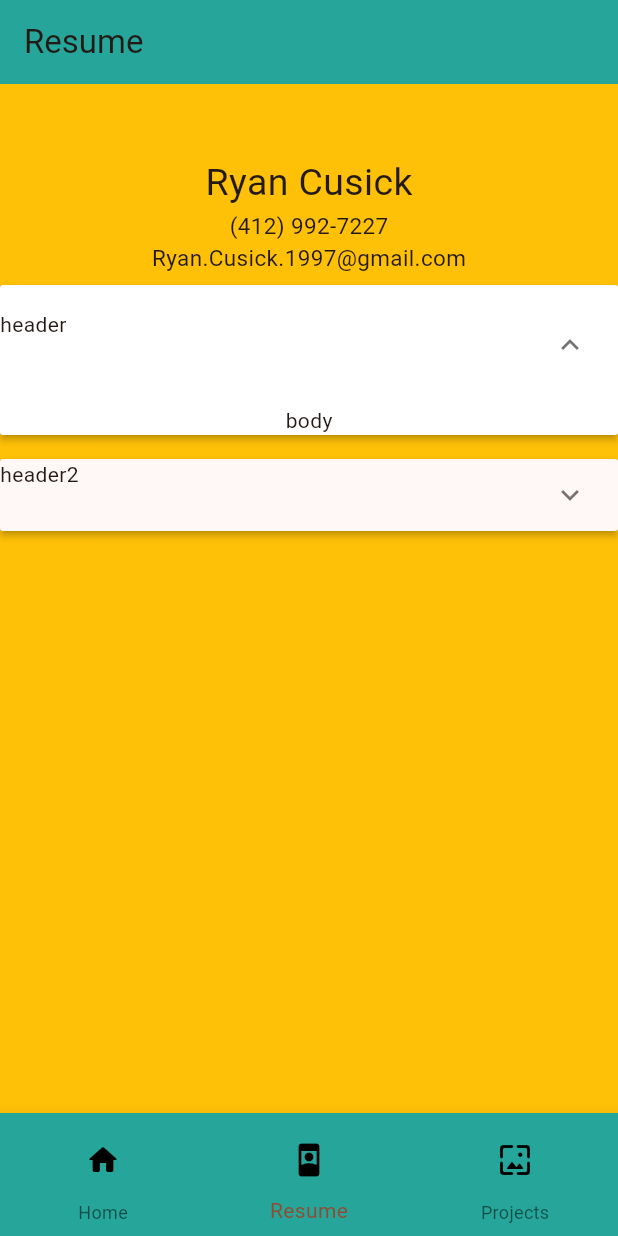
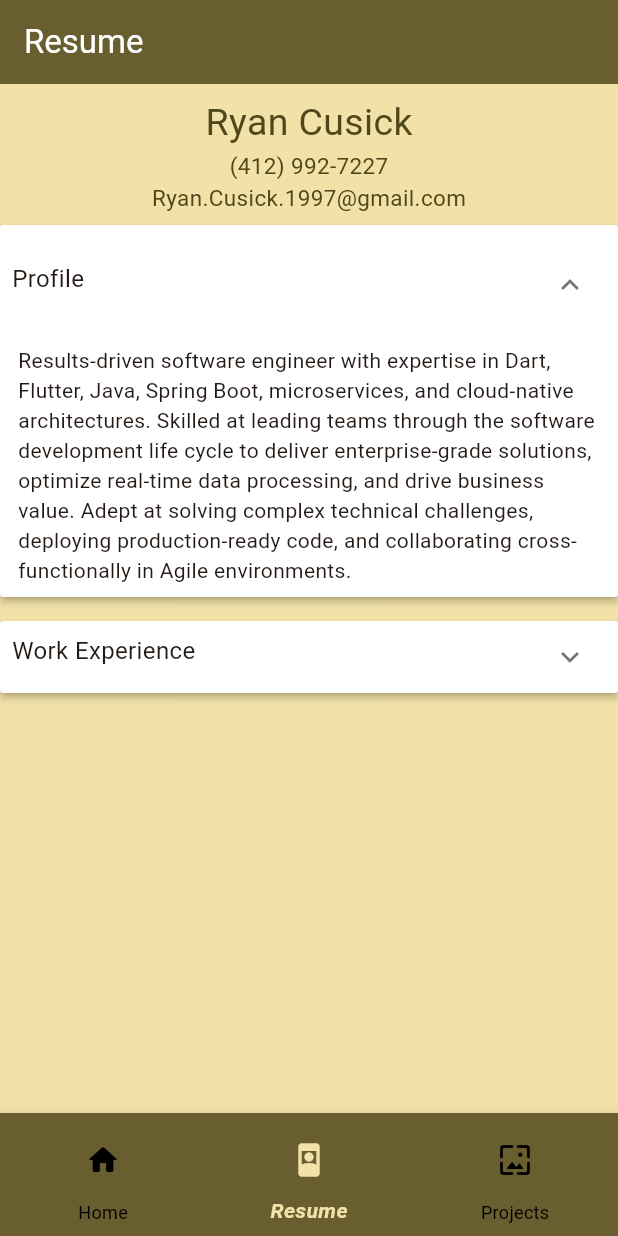
Before and after one commit to Cusick1/portfolio, a Flutter app: the screen it shows after launch, item 2 of the bottom bar chosen, on a phone screen of 412 x 824 dp. Run offline on Flutter 3.47's test engine with Material 3 defaults, Android fonts, the phone set to English and light mode, and no system bars.

Commit message:
updated colors to use theme and added constants file with rough ideas

```diff
--- /dev/null
+++ b/lib/constants.dart
@@ -0,0 +1,8 @@
+class Constants {
+  static const String summary =
+      'Hello! Thanks for taking the time to go through my portfolio application. Here\'s a little about me.\nI\'m a software developer that has had the pleasure of working on the Flagship Mobile Application at Nationwide Insurance for almost 6 years. Since starting my career here at Nationwide I have been promoted into a Sr. Software Engineer role. With that role has come opportunities for me to grow my leadership skills, and my expertise as a full-stack developer.\nI love hiking, camping, and playing golf in my free time. My wife Liz and I are busy people, but we\'re always looking for our next adventure. Thanks for reading and click around to check out the app I made and find out more about me.';
+  static const String linkedInLink = 'https://www.linkedIn.com/ryancusick';
+  static const String gitHubLink = 'https://www.github.com/ryan';
+  static const String resumeProfile =
+      'Results-driven software engineer with expertise in Dart, Flutter, Java, Spring Boot, microservices, and cloud-native architectures. Skilled at leading teams through the software development life cycle to deliver enterprise-grade solutions, optimize real-time data processing, and drive business value. Adept at solving complex technical challenges, deploying production-ready code, and collaborating cross-functionally in Agile environments.';
+}
--- a/lib/presentation/about_page.dart
+++ b/lib/presentation/about_page.dart
@@ -1,4 +1,5 @@
 import 'package:flutter/material.dart';
+import 'package:portfolio/constants.dart';
 import 'package:portfolio/presentation/widgets/contact_info.dart';
 
 class About extends StatelessWidget {
@@ -6,23 +7,38 @@ class About extends StatelessWidget {
 
   @override
   Widget build(BuildContext context) {
+    final ThemeData theme = Theme.of(context);
+    final ColorScheme colorScheme = theme.colorScheme;
     return Scaffold(
-      backgroundColor: Colors.blue,
-      body: Center(
-        child: Column(
+      backgroundColor: colorScheme.tertiaryContainer,
+      body: Column(
         children: [
+          SizedBox(height: 12),
           Padding(padding: const EdgeInsets.all(8.0), child: ContactInfo()),
           Padding(
-              padding: const EdgeInsets.all(8.0),
-              child: Text('Summary', style: TextStyle(fontSize: 12)),
+            padding: const EdgeInsets.all(16.0),
+            child: Text(
+              Constants.summary,
+              style: TextStyle(fontSize: 15, color: Colors.black),
+            ),
           ),
           Padding(
             padding: const EdgeInsets.all(8.0),
-              child: Column(children: [Text('link1'), Text('link2')]),
+            child: Column(
+              children: [
+                Text(
+                  Constants.linkedInLink,
+                  style: TextStyle(color: Colors.black),
+                ),
+                Text(
+                  Constants.gitHubLink,
+                  style: TextStyle(color: Colors.black),
                 ),
               ],
             ),
           ),
+        ],
+      ),
     );
   }
 }
--- a/lib/presentation/home_page.dart
+++ b/lib/presentation/home_page.dart
@@ -11,7 +11,8 @@ class MyHomePage extends StatefulWidget {
 }
 
 class _MyHomePageState extends State<MyHomePage> {
-  int _currentIndex = 0;
+  //TODO: If we need to set state to refresh resume page make sure this index remains it's current value
+  late int _currentIndex;
 
   void _onNavigationItemTapped(int index) {
     setState(() {
@@ -24,7 +25,13 @@ class _MyHomePageState extends State<MyHomePage> {
 
     for (int i = 0; i < titles.length; i++) {
       list.add(
-        AppBar(backgroundColor: Colors.teal[400], title: Text(titles[i])),
+        AppBar(
+          backgroundColor: Theme.of(context).colorScheme.tertiary,
+          title: Text(
+            titles[i],
+            style: TextStyle(color: Theme.of(context).colorScheme.onTertiary),
+          ),
+        ),
       );
     }
 
@@ -34,18 +41,31 @@ class _MyHomePageState extends State<MyHomePage> {
   final List<Widget> _pages = [About(), Resume(), Projects()];
 
   @override
+  void initState() {
+    super.initState();
+    _currentIndex = 0;
+  }
+
+  @override
   Widget build(BuildContext context) {
+    final ThemeData theme = Theme.of(context);
+    final ColorScheme colorScheme = theme.colorScheme;
     List<AppBar> appBars = _createAppBars(['About', 'Resume', 'Projects']);
     return Scaffold(
       appBar: appBars[_currentIndex],
       body: _pages[_currentIndex],
       bottomNavigationBar: BottomNavigationBar(
         currentIndex: _currentIndex,
-        backgroundColor: Colors.teal[400],
+        backgroundColor: colorScheme.tertiary,
+        selectedItemColor: colorScheme.tertiaryContainer,
+        selectedLabelStyle: TextStyle(
+          fontStyle: FontStyle.italic,
+          fontWeight: FontWeight.bold,
+        ),
+        unselectedItemColor: Colors.black,
         items: [
           BottomNavigationBarItem(
             icon: IconButton(
-              color: Colors.black,
               icon: const Icon(Icons.home_rounded),
               onPressed: () {
                 _onNavigationItemTapped(0);
@@ -54,18 +74,20 @@ class _MyHomePageState extends State<MyHomePage> {
             label: 'Home',
           ),
           BottomNavigationBarItem(
-            icon: IconButton(
-              color: Colors.black,
-              icon: const Icon(Icons.remember_me_rounded),
-              onPressed: () {
-                _onNavigationItemTapped(1);
-              },
+            icon: Column(
+              children: [
+                IconButton(
+                  icon: const Icon(Icons.remember_me_rounded),
+                  onPressed: () {
+                    _onNavigationItemTapped(1);
+                  },
+                ),
+              ],
             ),
             label: 'Resume',
           ),
           BottomNavigationBarItem(
             icon: IconButton(
-              color: Colors.black,
               icon: const Icon(Icons.now_wallpaper_rounded),
               onPressed: () {
                 _onNavigationItemTapped(2);
--- a/lib/presentation/projects_page.dart
+++ b/lib/presentation/projects_page.dart
@@ -6,8 +6,10 @@ class Projects extends StatelessWidget {
 
   @override
   Widget build(BuildContext context) {
+    final ThemeData theme = Theme.of(context);
+    final ColorScheme colorScheme = theme.colorScheme;
     return Scaffold(
-      backgroundColor: Colors.deepPurpleAccent,
+      backgroundColor: colorScheme.tertiaryContainer,
       body: Center(
         child: Column(
           children: [
--- a/lib/presentation/resume_page.dart
+++ b/lib/presentation/resume_page.dart
@@ -1,15 +1,19 @@
 import 'package:flutter/material.dart';
+import 'package:portfolio/constants.dart';
 import 'package:portfolio/presentation/widgets/contact_info.dart';
 import 'package:portfolio/presentation/widgets/expansion_pannels.dart';
 import 'package:portfolio/presentation/widgets/pannel_content.dart';
 
+//TODO: FIgure out what I need to do to make this page update when I save/hot reload
 class Resume extends StatelessWidget {
   const Resume({super.key});
 
   @override
   Widget build(BuildContext context) {
+    final ThemeData theme = Theme.of(context);
+    final ColorScheme colorScheme = theme.colorScheme;
     return Scaffold(
-      backgroundColor: Colors.amber,
+      backgroundColor: colorScheme.tertiaryContainer,
       body: Center(
         child: Column(
           children: [
@@ -18,17 +22,41 @@ class Resume extends StatelessWidget {
             ExpansionPannels(
               content: [
                 PannelContent(
-                  header: Text('header'),
-                  body: Text('body'),
+                  header: Padding(
+                    padding: const EdgeInsets.fromLTRB(8.0, 8.0, 0.0, 0.0),
+                    child: Text('Profile', style: TextStyle(fontSize: 16)),
+                  ),
+                  body: Padding(
+                    padding: const EdgeInsets.fromLTRB(12.0, 0.0, 12.0, 8.0),
+                    child: Text(Constants.resumeProfile),
+                  ),
                   isExpanded: true,
-                  backgroundColor: Colors.blue,
+                  backgroundColor: colorScheme.onPrimary,
                 ),
                 PannelContent(
-                  header: Text('header2'),
-                  body: Text('body2'),
+                  header: Padding(
+                    padding: const EdgeInsets.fromLTRB(8.0, 8.0, 0.0, 0.0),
+                    child: Text(
+                      'Work Experience',
+                      style: TextStyle(fontSize: 16),
+                    ),
+                  ),
+                  body: Padding(
+                    padding: const EdgeInsets.all(8.0),
+                    child: Column(
+                      children: [
+                        Text(
+                          'Nationwide Insurance Mutal Company\nFlagship Mobile & Backend Applications',
+                        ),
+                        Text('Software Engineer II => March 2020 - Present'),
+                      ],
+                    ),
+                  ),
                   isExpanded: false,
+                  backgroundColor: colorScheme.onPrimary,
                 ),
               ],
+              expandedColor: colorScheme.onPrimary,
             ),
           ],
         ),
--- a/lib/presentation/widgets/contact_info.dart
+++ b/lib/presentation/widgets/contact_info.dart
@@ -5,13 +5,32 @@ class ContactInfo extends StatelessWidget {
 
   @override
   Widget build(BuildContext context) {
+    final ThemeData theme = Theme.of(context);
+    final ColorScheme colorScheme = theme.colorScheme;
     return Column(
       key: const Key('contact_info'),
       children: [
-        SizedBox(height: 40),
-        Text('Ryan Cusick', style: TextStyle(fontSize: 25)),
-        Text('(412) 992-7227', style: TextStyle(fontSize: 15)),
-        Text('Ryan.Cusick.1997@gmail.com', style: TextStyle(fontSize: 15)),
+        Text(
+          'Ryan Cusick',
+          style: TextStyle(
+            fontSize: 25,
+            color: colorScheme.onTertiaryContainer,
+          ),
+        ),
+        Text(
+          '(412) 992-7227',
+          style: TextStyle(
+            fontSize: 15,
+            color: colorScheme.onTertiaryContainer,
+          ),
+        ),
+        Text(
+          'Ryan.Cusick.1997@gmail.com',
+          style: TextStyle(
+            fontSize: 15,
+            color: colorScheme.onTertiaryContainer,
+          ),
+        ),
       ],
     );
   }
--- a/lib/presentation/widgets/expansion_pannels.dart
+++ b/lib/presentation/widgets/expansion_pannels.dart
@@ -2,9 +2,14 @@ import 'package:flutter/material.dart';
 import 'package:portfolio/presentation/widgets/pannel_content.dart';
 
 class ExpansionPannels extends StatefulWidget {
-  const ExpansionPannels({super.key, required this.content});
+  const ExpansionPannels({
+    super.key,
+    required this.content,
+    this.expandedColor,
+  });
 
   final List<PannelContent> content;
+  final Color? expandedColor;
 
   @override
   State<StatefulWidget> createState() => _ExpansionPannelsState();
@@ -12,11 +17,13 @@ class ExpansionPannels extends StatefulWidget {
 
 class _ExpansionPannelsState extends State<ExpansionPannels> {
   late List<PannelContent> _contentList;
+  late Color _expandedColor;
 
   @override
   void initState() {
     super.initState();
     _contentList = widget.content;
+    _expandedColor = widget.expandedColor ?? Colors.white;
   }
 
   @override
@@ -42,7 +49,7 @@ class _ExpansionPannelsState extends State<ExpansionPannels> {
               canTapOnHeader: pannelContent.canTapOnHeader,
               backgroundColor:
                   pannelContent.isExpanded
-                      ? Colors.white
+                      ? _expandedColor
                       : pannelContent.backgroundColor,
               splashColor: pannelContent.splashColor,
               highlightColor: pannelContent.highlightColor,
```
Lines whose indentation alone changed are shown as unchanged.
